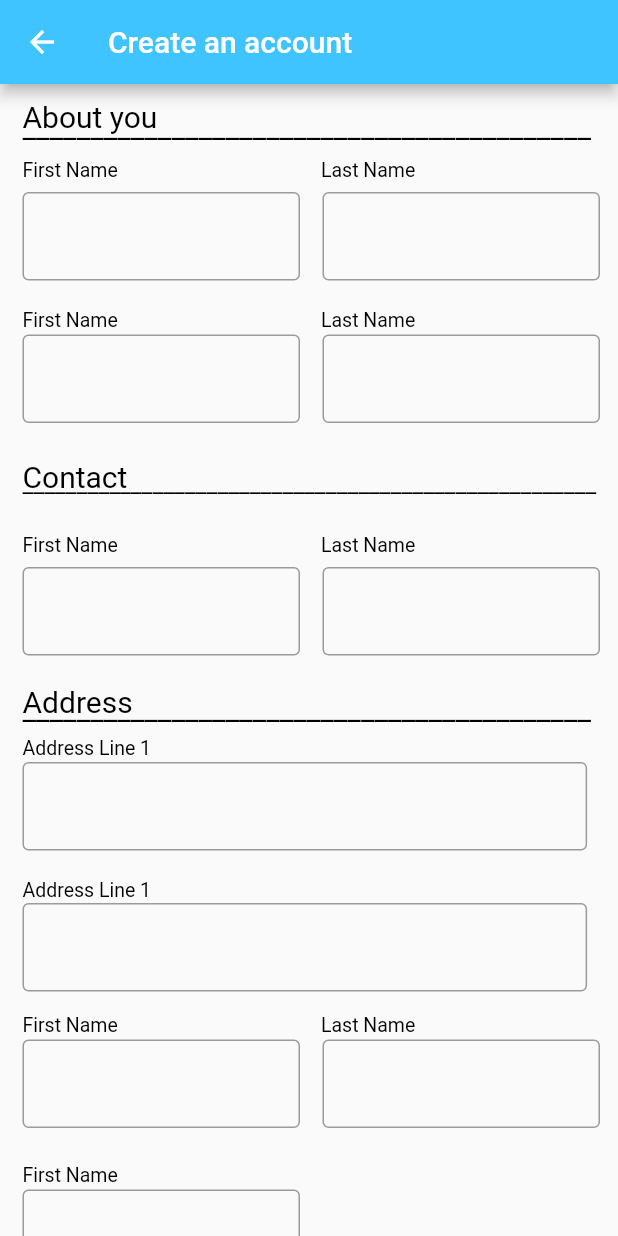
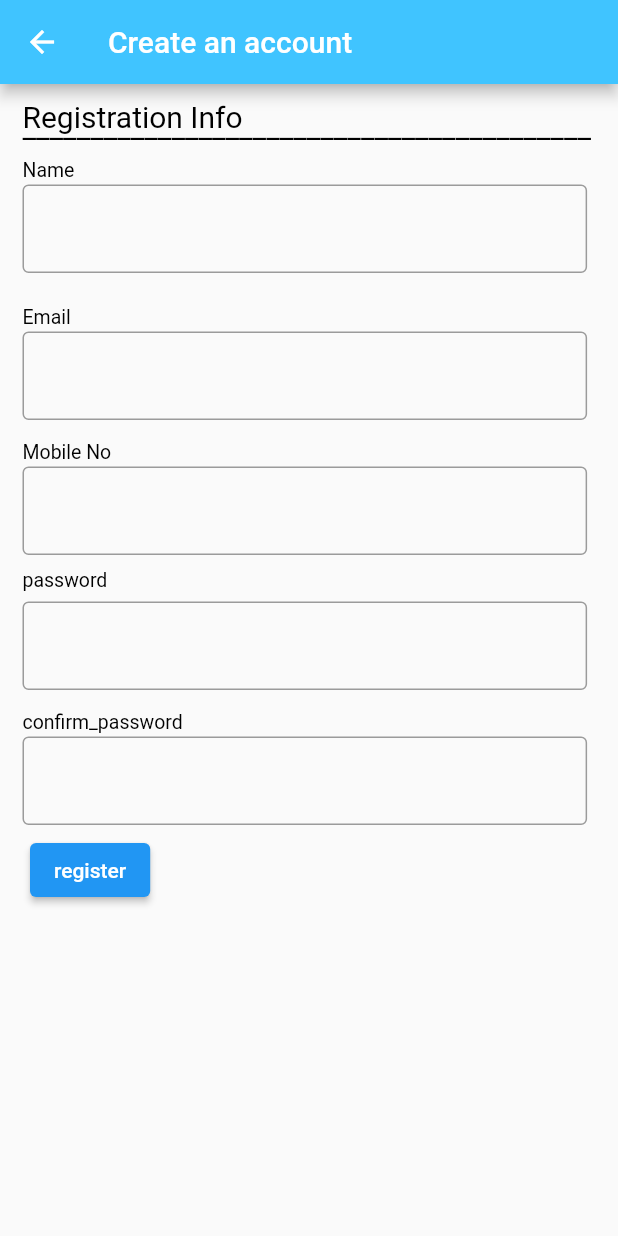
Before and after one commit to romzanalimohon/telemedicine-app, a Flutter app: the RegisterPage screen opened directly, on a phone screen of 412 x 824 dp. Run offline on Flutter 3.47's test engine with Material 2 defaults, Android fonts, the phone set to English and light mode, and no system bars; our stand-ins replace google_fonts; missing offline and left inert: dart:ffi; network calls fail.

Commit message:
auth commit

```diff
--- a/lib/authentication_page/register.dart
+++ b/lib/authentication_page/register.dart
@@ -1,4 +1,8 @@
+import 'dart:convert';
+import 'dart:io';
+
 import 'package:flutter/material.dart';
+import 'package:http/http.dart' as http;
 import 'package:telemedecine_app/components/text_field.dart';
 
 class RegisterPage extends StatefulWidget {
@@ -9,6 +13,47 @@ class RegisterPage extends StatefulWidget {
 }
 
 class _RegisterPageState extends State<RegisterPage> {
+
+  TextEditingController nameController = TextEditingController();
+  TextEditingController emailController = TextEditingController();
+  TextEditingController mobileController = TextEditingController();
+  TextEditingController passwordController = TextEditingController();
+  TextEditingController password_confirmationController = TextEditingController();
+
+  Future<void> submitData() async{
+    final name = nameController.text;
+    final email = emailController.text;
+    final mobile = mobileController.text;
+    final password = passwordController.text;
+    final password_confirmation = password_confirmationController.text;
+
+      final body = {
+        "name": name,
+        "email": email,
+        "mobile": mobile,
+        "password": password,
+        "password_confirmation": password_confirmation
+      };
+      //submit data to the server
+      final url = 'https://consultant.xprtx.net/public/api/auth/registration';
+      final uri = Uri.parse(url);
+      final response = await http.post(uri,
+          body: jsonEncode(body),
+          headers: {'Content-Type': 'application/json'}
+      );
+      if(response.statusCode == 200){
+        // usernameController.text = '';
+        // passwordController.text = '';
+        print('creation success');
+        print('uploaded');
+      }else{
+        print('creation failed');
+        //print(response.body);
+      }
+    print('registration success');
+      print(response.body);
+  }
+
   @override
   Widget build(BuildContext context) {
     var size = MediaQuery.of(context).size;
@@ -25,7 +70,7 @@ class _RegisterPageState extends State<RegisterPage> {
               Positioned(
                   top: 10.0,
                   left: 15,
-                  child: Text('About you', style: TextStyle(fontSize: 20, color: Colors.black),),
+                  child: Text('Registration Info', style: TextStyle(fontSize: 20, color: Colors.black),),
               ),
               Positioned(
                 top: 17,
@@ -35,15 +80,16 @@ class _RegisterPageState extends State<RegisterPage> {
               Positioned(
                 top: 50,
                 left: 15,
-                child: Text('First Name', style: TextStyle(fontSize: 13, color: Colors.black),),),
+                child: Text('Name', style: TextStyle(fontSize: 13, color: Colors.black),),),
               Positioned(
-                  top: 70,
+                  top: 65,
                   //left: 15,
                   child: ConstrainedBox(
-                constraints: BoxConstraints.expand(height: 200, width: 200),
+                constraints: BoxConstraints.expand(height: 200, width: size.width*.95),
                 child: Padding(
                   padding: const EdgeInsets.only(left: 15.0, top: 2),
                   child: TextField(
+                    controller: nameController,
                     decoration: InputDecoration(
                         labelText: '',
                         border: OutlineInputBorder()
@@ -56,17 +102,18 @@ class _RegisterPageState extends State<RegisterPage> {
 
 
               Positioned(
-                top: 50,
-                left: 214,
-                child: Text('Last Name', style: TextStyle(fontSize: 13, color: Colors.black),),),
+                top: 148,
+                left: 15,
+                child: Text('Email', style: TextStyle(fontSize: 13, color: Colors.black),),),
               Positioned(
-                  top: 70,
-                  left: 200,
+                  top: 163,
+                  left: 0,
                   child: ConstrainedBox(
-                    constraints: BoxConstraints.expand(height: 200, width: 200),
+                    constraints: BoxConstraints.expand(height: 200, width: size.width*.95),
                     child: Padding(
                       padding: const EdgeInsets.only(left: 15.0, top: 2),
                       child: TextField(
+                        controller: emailController,
                         decoration: InputDecoration(
                             labelText: '',
                             border: OutlineInputBorder()
@@ -78,18 +125,66 @@ class _RegisterPageState extends State<RegisterPage> {
 
 
 
+
+
+
+
               Positioned(
-                top: 150,
+                top: 238,
                 left: 15,
-                child: Text('First Name', style: TextStyle(fontSize: 13, color: Colors.black),),),
+                child: Text('Mobile No', style: TextStyle(fontSize: 13, color: Colors.black),),),
               Positioned(
-                  top: 165,
-                  //left: 15,
+                  top: 253,
+                  left: 0,
                   child: ConstrainedBox(
-                    constraints: BoxConstraints.expand(height: 200, width: 200),
+                    constraints: BoxConstraints.expand(height: 200, width: size.width*.95),
                     child: Padding(
                       padding: const EdgeInsets.only(left: 15.0, top: 2),
                       child: TextField(
+                        controller: mobileController,
+                        decoration: InputDecoration(
+                            labelText: '',
+                            border: OutlineInputBorder()
+                        ),
+                      ),
+                    ),
+                  )),
+
+
+              Positioned(
+                top: 323,
+                left: 15,
+                child: Text('password', style: TextStyle(fontSize: 13, color: Colors.black),),),
+              Positioned(
+                  top: 343,
+                  //left: 15,
+                  child: ConstrainedBox(
+                    constraints: BoxConstraints.expand(height: 200, width: size.width*.95),
+                    child: Padding(
+                      padding: const EdgeInsets.only(left: 15.0, top: 2),
+                      child: TextField(
+                        controller: passwordController,
+                        decoration: InputDecoration(
+                            labelText: '',
+                            border: OutlineInputBorder()
+                        ),
+                      ),
+                    ),
+                  )),
+
+              Positioned(
+                top: 418,
+                left: 15,
+                child: Text('confirm_password', style: TextStyle(fontSize: 13, color: Colors.black),),),
+              Positioned(
+                  top: 433,
+                  //left: 15,
+                  child: ConstrainedBox(
+                    constraints: BoxConstraints.expand(height: 200, width: size.width*.95),
+                    child: Padding(
+                      padding: const EdgeInsets.only(left: 15.0, top: 2),
+                      child: TextField(
+                        controller: password_confirmationController,
                         decoration: InputDecoration(
                             labelText: '',
                             border: OutlineInputBorder()
@@ -101,216 +196,34 @@ class _RegisterPageState extends State<RegisterPage> {
 
 
 
-              Positioned(
-                top: 150,
-                left: 214,
-                child: Text('Last Name', style: TextStyle(fontSize: 13, color: Colors.black),),),
-              Positioned(
-                  top: 165,
-                  left: 200,
-                  child: ConstrainedBox(
-                    constraints: BoxConstraints.expand(height: 200, width: 200),
-                    child: Padding(
-                      padding: const EdgeInsets.only(left: 15.0, top: 2),
-                      child: TextField(
-                        decoration: InputDecoration(
-                            labelText: '',
-                            border: OutlineInputBorder()
-                        ),
-                      ),
-                    ),
-                  )),
 
 
-
-
-              ///for contact
-              Positioned(
-                top: 250.0,
-                left: 15,
-                child: Text('Contact', style: TextStyle(fontSize: 20, color: Colors.black),),
-              ),
-              Positioned(
-                top: 257,
-                left: 15,
-                child: Text('_____________________________________________________', style: TextStyle(fontSize: 16, color: Colors.black),),
-              ),
-              Positioned(
-                top: 300,
-                left: 15,
-                child: Text('First Name', style: TextStyle(fontSize: 13, color: Colors.black),),),
-              Positioned(
-                  top: 320,
-                  //left: 15,
-                  child: ConstrainedBox(
-                    constraints: BoxConstraints.expand(height: 200, width: 200),
-                    child: Padding(
-                      padding: const EdgeInsets.only(left: 15.0, top: 2),
-                      child: TextField(
-                        decoration: InputDecoration(
-                            labelText: '',
-                            border: OutlineInputBorder()
-                        ),
-                      ),
-                    ),
-                  )),
-
-
-
+              // Positioned(
+              //   top: 830,
+              //   left: 20,
+              //   child: GestureDetector(
+              //     onTap: (){
+              //       submitData();
+              //     },
+              //     child: Container(
+              //       height: 50,
+              //       width: 370,
+              //       decoration: BoxDecoration(
+              //       color: Colors.blue,
+              //       borderRadius: BorderRadius.circular(10),
+              //     ),
+              //     child: Center(child: Text('Register', style: TextStyle(fontSize: 25, color: Colors.black),)),
+              // ),
+              //   ),)
 
               Positioned(
-                top: 300,
-                left: 214,
-                child: Text('Last Name', style: TextStyle(fontSize: 13, color: Colors.black),),),
-              Positioned(
-                  top: 320,
-                  left: 200,
-                  child: ConstrainedBox(
-                    constraints: BoxConstraints.expand(height: 200, width: 200),
-                    child: Padding(
-                      padding: const EdgeInsets.only(left: 15.0, top: 2),
-                      child: TextField(
-                        decoration: InputDecoration(
-                            labelText: '',
-                            border: OutlineInputBorder()
-                        ),
-                      ),
-                    ),
-                  )),
-
-
-
-              ///address
-              Positioned(
-                top: 400.0,
-                left: 15,
-                child: Text('Address', style: TextStyle(fontSize: 20, color: Colors.black),),
-              ),
-              Positioned(
-                top: 405,
-                left: 15,
-                child: Text('__________________________________________', style: TextStyle(fontSize: 20, color: Colors.black),),
-              ),
-              Positioned(
-                top: 435,
-                left: 15,
-                child: Text('Address Line 1', style: TextStyle(fontSize: 13, color: Colors.black),),),
-              Positioned(
-                  top: 450,
-                  //left: 15,
-                  child: ConstrainedBox(
-                    constraints: BoxConstraints.expand(height: 200, width: size.width*.95),
-                    child: Padding(
-                      padding: const EdgeInsets.only(left: 15.0, top: 2),
-                      child: TextField(
-                        decoration: InputDecoration(
-                            labelText: '',
-                            border: OutlineInputBorder()
-                        ),
-                      ),
-                    ),
-                  )),
-
-              Positioned(
-                top: 530,
-                left: 15,
-                child: Text('Address Line 1', style: TextStyle(fontSize: 13, color: Colors.black),),),
-              Positioned(
-                  top: 544,
-                  //left: 15,
-                  child: ConstrainedBox(
-                    constraints: BoxConstraints.expand(height: 200, width: size.width*.95),
-                    child: Padding(
-                      padding: const EdgeInsets.only(left: 15.0, top: 2),
-                      child: TextField(
-                        decoration: InputDecoration(
-                            labelText: '',
-                            border: OutlineInputBorder()
-                        ),
-                      ),
-                    ),
-                  )),
-
-
-
-              Positioned(
-                top: 620,
-                left: 15,
-                child: Text('First Name', style: TextStyle(fontSize: 13, color: Colors.black),),),
-              Positioned(
-                  top: 635,
-                  //left: 15,
-                  child: ConstrainedBox(
-                    constraints: BoxConstraints.expand(height: 200, width: 200),
-                    child: Padding(
-                      padding: const EdgeInsets.only(left: 15.0, top: 2),
-                      child: TextField(
-                        decoration: InputDecoration(
-                            labelText: '',
-                            border: OutlineInputBorder()
-                        ),
-                      ),
-                    ),
-                  )),
-
-
-
-
-              Positioned(
-                top: 620,
-                left: 214,
-                child: Text('Last Name', style: TextStyle(fontSize: 13, color: Colors.black),),),
-              Positioned(
-                  top: 635,
-                  left: 200,
-                  child: ConstrainedBox(
-                    constraints: BoxConstraints.expand(height: 200, width: 200),
-                    child: Padding(
-                      padding: const EdgeInsets.only(left: 15.0, top: 2),
-                      child: TextField(
-                        decoration: InputDecoration(
-                            labelText: '',
-                            border: OutlineInputBorder()
-                        ),
-                      ),
-                    ),
-                  )),
-
-
-
-              Positioned(
-                top: 720,
-                left: 15,
-                child: Text('First Name', style: TextStyle(fontSize: 13, color: Colors.black),),),
-              Positioned(
-                  top: 735,
-                  //left: 15,
-                  child: ConstrainedBox(
-                    constraints: BoxConstraints.expand(height: 200, width: 200),
-                    child: Padding(
-                      padding: const EdgeInsets.only(left: 15.0, top: 2),
-                      child: TextField(
-                        decoration: InputDecoration(
-                            labelText: '',
-                            border: OutlineInputBorder()
-                        ),
-                      ),
-                    ),
-                  )),
-
-
-              Positioned(
-                top: 830,
+                top: 500,
                 left: 20,
-                child: Container(
-                  height: 50,
-                  width: 370,
-                  decoration: BoxDecoration(
-                  color: Colors.blue,
-                  borderRadius: BorderRadius.circular(10),
+                child: ElevatedButton(
+                  child: Text('register'),
+                  onPressed: submitData,
                 ),
-                child: Center(child: Text('Register', style: TextStyle(fontSize: 25, color: Colors.black),)),
-              ),)
+              )
 
 
               // Column(
--- a/lib/components/text_stile.dart
+++ b/lib/components/text_stile.dart
@@ -12,7 +12,7 @@ TextStyle appBarStyle(){
 TextStyle statusStile(){
   return GoogleFonts.libreFranklin(
       fontSize: 25,
-      color: Colors.black
+      color: Colors.white
   );
 }
 
@@ -33,7 +33,7 @@ TextStyle statusStile2(){
 
 TextStyle linkStyle(){
   return GoogleFonts.libreFranklin(
-      fontSize: 16,
-      color: Colors.greenAccent
+      fontSize: 19,
+      color: Colors.white
   );
 }
--- a/lib/main.dart
+++ b/lib/main.dart
@@ -2,6 +2,7 @@ import 'package:flutter/material.dart';
 import 'package:telemedecine_app/authentication_page/login.dart';
 import 'package:telemedecine_app/authentication_page/register.dart';
 import 'package:telemedecine_app/ui_model/home.dart';
+import 'package:telemedecine_app/ui_model/profiledemo.dart';
 import 'package:telemedecine_app/ui_model/status.dart';
 
 
@@ -16,9 +17,10 @@ class MyApp extends StatelessWidget {
   Widget build(BuildContext context) {
     return MaterialApp(
       debugShowCheckedModeBanner: false,
-      home: LoginPage(),
+      //home: LoginPage(),
+      //home: ProfileDemoPage(),
       //home: HomePage(),
-      //home: RegisterPage(),
+      home: RegisterPage(),
       //home: Status(),
     );
   }
--- a/lib/ui_model/doctor_list.dart
+++ b/lib/ui_model/doctor_list.dart
@@ -58,7 +58,7 @@ class _DoctorListState extends State<DoctorList> {
                           side: BorderSide(color: Colors.white24, width: 1)
                         ),
                         elevation: 5,
-                        margin: EdgeInsets.only(left: 17, right: 17, bottom: 16),
+                        margin: EdgeInsets.only(left: 5, right: 5, bottom: 16),
                         child: Container(
                           //color: Colors.white60,
                           decoration: BoxDecoration(
@@ -106,7 +106,7 @@ class _DoctorListState extends State<DoctorList> {
                                 padding: const EdgeInsets.only(left: 20.0, top: 20),
                                 child: SizedBox(
                                   height: 100,
-                                  width: 150,
+                                  width: 130,
                                   child: Text(data[index]['title'], style: GoogleFonts.lato(
                                     textStyle: TextStyle(fontSize: 16)
                                   ),),
@@ -114,7 +114,7 @@ class _DoctorListState extends State<DoctorList> {
                               ),
 
                               Padding(
-                                padding: const EdgeInsets.only(left: 40.0),
+                                padding: const EdgeInsets.only(left: 20.0),
                                 child: SizedBox(
                                   height: 70,
                                   width: 70,
--- a/lib/ui_model/home.dart
+++ b/lib/ui_model/home.dart
@@ -14,7 +14,7 @@ class HomePage extends StatefulWidget {
 
 class _HomePageState extends State<HomePage> {
 
-  int _currentIndex = 0;
+  int _currentIndex = 2;
   final tabs = [
     DoctorList(),
     Status(),
--- a/lib/ui_model/status.dart
+++ b/lib/ui_model/status.dart
@@ -53,7 +53,7 @@ class _StatusState extends State<Status> {
           ),
           Text(
             'USA Student Visa Steps',
-            style: statusStile(),
+            style: TextStyle(fontSize: 30, color: Colors.black),
           ),
           SizedBox(
             height: 20,
```
Also changed, not shown: lib/authentication_page/login.dart (+70 -13 lines), lib/ui_model/profile.dart (+112 -89 lines), lib/ui_model/profiledemo.dart (added, +36 -0 lines).
